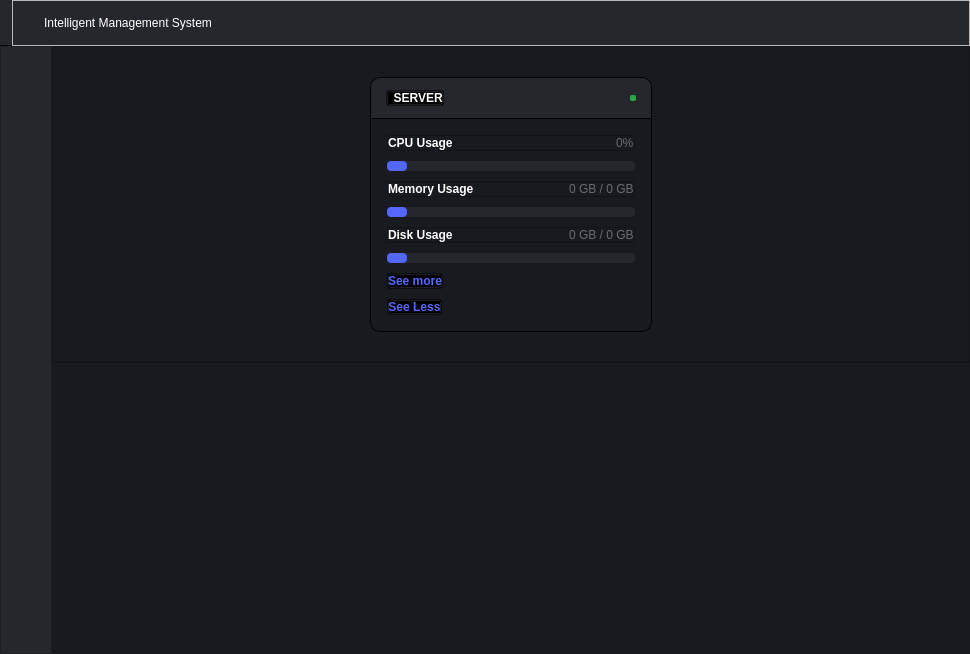
This is main.ui in thebadsektor/intelligent_management_system as Qt 5 draws it before an edit. The edited form follows.
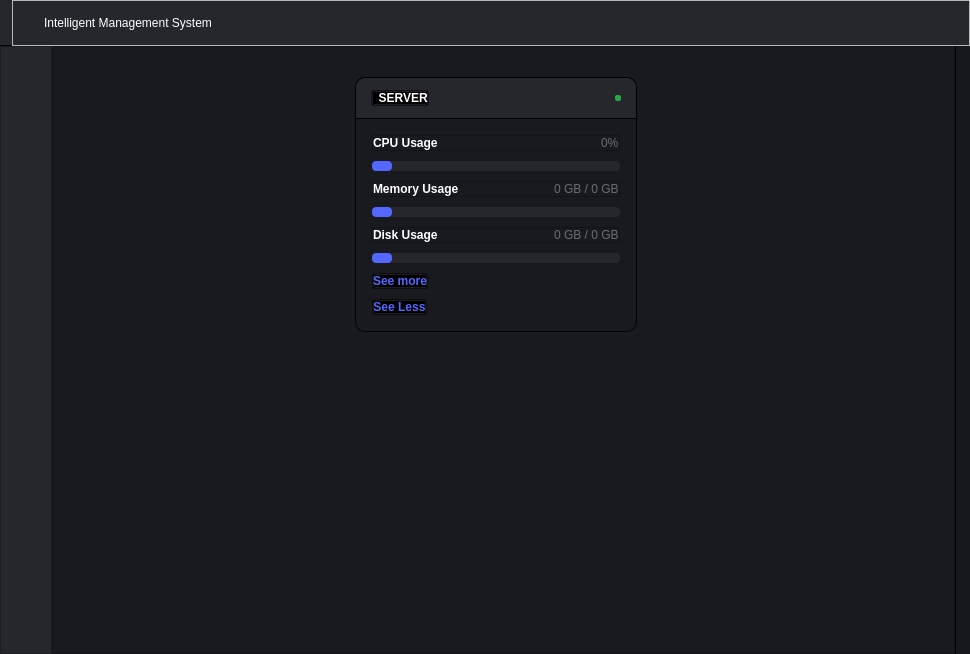
This is the edited form. The open tabs and pages were chosen to show the change. Icons and pictures are not drawn.

Commit message: added vertical scrolling

Patch:
```diff
--- a/main.ui
+++ b/main.ui
@@ -663,11 +663,92 @@
           </layout>
          </widget>
         </item>
-        <item alignment="Qt::AlignTop">
+        <item>
+         <widget class="QScrollArea" name="scrollArea">
+          <property name="styleSheet">
+           <string notr="true">QScrollArea#scrollArea {
+	border: none;
+}
+
+QScrollBar:vertical {
+	border: none;
+	background: transparent;
+	min-width: 15px;
+	max-width: 15px;
+	margin: 0;
+	border-left: 1px solid black;
+}
+
+QScrollBar::handle:vertical {
+	background: #16181E;
+	min-height: 10px;
+	max-height: 10px;
+	opacity: 0.5;
+}
+
+QScrollBar::add-line:vertical {
+	border: none;
+	background: white;
+	height: 0px;
+	subcontrol-position: bottom;
+	subcontrol-origin: bottom;
+}
+
+QScrollBar::sub-line:vertical {
+	border: none;
+	background: white;
+	height: 0px;
+	subcontrol-position: top;
+	subcontrol-origin: margin;
+}
+
+QScrollBar::add-page:vertical, QScrollBar::sub-page:vertical {
+    background: none;
+}</string>
+          </property>
+          <property name="verticalScrollBarPolicy">
+           <enum>Qt::ScrollBarAlwaysOn</enum>
+          </property>
+          <property name="horizontalScrollBarPolicy">
+           <enum>Qt::ScrollBarAlwaysOff</enum>
+          </property>
+          <property name="sizeAdjustPolicy">
+           <enum>QAbstractScrollArea::AdjustIgnored</enum>
+          </property>
+          <property name="widgetResizable">
+           <bool>true</bool>
+          </property>
+          <widget class="QWidget" name="scrollAreaWidgetContents">
+           <property name="geometry">
+            <rect>
+             <x>0</x>
+             <y>0</y>
+             <width>903</width>
+             <height>608</height>
+            </rect>
+           </property>
+           <layout class="QVBoxLayout" name="verticalLayout_4">
+            <property name="spacing">
+             <number>0</number>
+            </property>
+            <property name="leftMargin">
+             <number>0</number>
+            </property>
+            <property name="topMargin">
+             <number>0</number>
+            </property>
+            <property name="rightMargin">
+             <number>0</number>
+            </property>
+            <property name="bottomMargin">
+             <number>0</number>
+            </property>
+            <item>
          <widget class="QFrame" name="cards">
           <property name="styleSheet">
            <string notr="true">QFrame#cards {
 	padding: 30px;
+	padding-right: 45px;
 }</string>
           </property>
           <property name="frameShape">
@@ -1298,6 +1379,10 @@
             </widget>
            </item>
           </layout>
+             </widget>
+            </item>
+           </layout>
+          </widget>
          </widget>
         </item>
        </layout>
```
Lines whose indentation alone changed are shown as unchanged. The commit also changes 3 other files.
